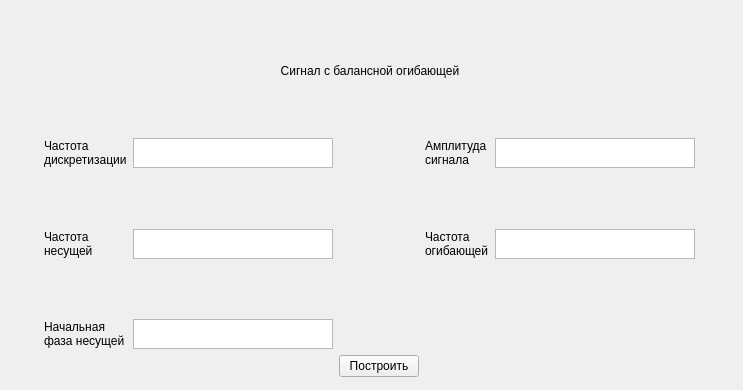
FroggyKwa/SignalAnalyzer, file ui/BalanceEnvelope.ui: the form before one commit.
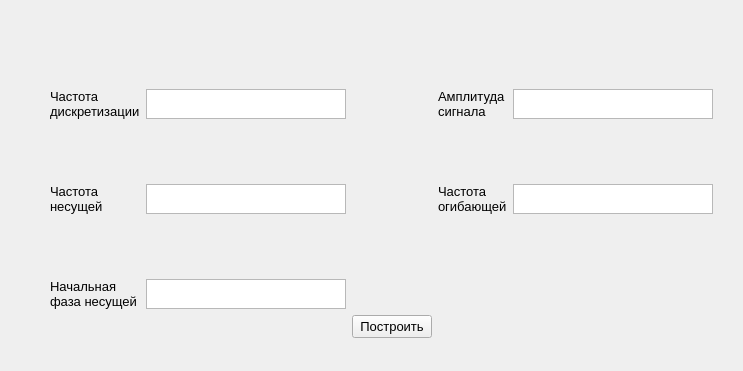
The form after the commit.

```diff
--- a/ui/BalanceEnvelope.ui
+++ b/ui/BalanceEnvelope.ui
@@ -7,9 +7,21 @@
     <x>0</x>
     <y>0</y>
     <width>743</width>
-    <height>390</height>
+    <height>371</height>
    </rect>
   </property>
+  <property name="minimumSize">
+   <size>
+    <width>743</width>
+    <height>371</height>
+   </size>
+  </property>
+  <property name="maximumSize">
+   <size>
+    <width>743</width>
+    <height>371</height>
+   </size>
+  </property>
   <property name="windowTitle">
    <string>Form</string>
   </property>
@@ -17,30 +29,55 @@
    <property name="geometry">
     <rect>
      <x>9</x>
-     <y>9</y>
-     <width>722</width>
+     <y>-30</y>
+     <width>744</width>
      <height>368</height>
     </rect>
    </property>
+   <property name="font">
+    <font>
+     <pointsize>10</pointsize>
+    </font>
+   </property>
    <layout class="QGridLayout" name="gridLayout">
-    <item row="4" column="4">
+    <item row="3" column="4">
      <widget class="QLabel" name="amplitude_edit">
+      <property name="font">
+       <font>
+        <pointsize>10</pointsize>
+       </font>
+      </property>
       <property name="text">
        <string>Амплитуда
 сигнала</string>
       </property>
      </widget>
     </item>
-    <item row="6" column="4">
-     <widget class="QLabel" name="frequency_envelope">
-      <property name="text">
-       <string>Частота
-огибающей</string>
+    <item row="5" column="6">
+     <spacer name="horizontalSpacer_3">
+      <property name="font">
+       <font>
+        <pointsize>10</pointsize>
+       </font>
       </property>
-     </widget>
+      <property name="orientation">
+       <enum>Qt::Horizontal</enum>
+      </property>
+      <property name="sizeHint" stdset="0">
+       <size>
+        <width>40</width>
+        <height>20</height>
+       </size>
+      </property>
+     </spacer>
     </item>
-    <item row="7" column="2">
+    <item row="6" column="2">
      <spacer name="verticalSpacer_2">
+      <property name="font">
+       <font>
+        <pointsize>10</pointsize>
+       </font>
+      </property>
       <property name="orientation">
        <enum>Qt::Vertical</enum>
       </property>
@@ -52,21 +89,13 @@
       </property>
      </spacer>
     </item>
-    <item row="6" column="0">
+    <item row="5" column="0">
      <spacer name="horizontalSpacer_2">
-      <property name="orientation">
-       <enum>Qt::Horizontal</enum>
+      <property name="font">
+       <font>
+        <pointsize>10</pointsize>
+       </font>
       </property>
-      <property name="sizeHint" stdset="0">
-       <size>
-        <width>40</width>
-        <height>20</height>
-       </size>
-      </property>
-     </spacer>
-    </item>
-    <item row="6" column="6">
-     <spacer name="horizontalSpacer_3">
       <property name="orientation">
        <enum>Qt::Horizontal</enum>
       </property>
@@ -78,63 +107,70 @@
       </property>
      </spacer>
     </item>
-    <item row="8" column="3">
-     <spacer name="horizontalSpacer">
-      <property name="orientation">
-       <enum>Qt::Horizontal</enum>
+    <item row="5" column="4">
+     <widget class="QLabel" name="frequency_envelope">
+      <property name="font">
+       <font>
+        <pointsize>10</pointsize>
+       </font>
       </property>
-      <property name="sizeHint" stdset="0">
-       <size>
-        <width>40</width>
-        <height>20</height>
-       </size>
+      <property name="text">
+       <string>Частота
+огибающей</string>
       </property>
-     </spacer>
+     </widget>
     </item>
-    <item row="6" column="1">
+    <item row="5" column="1">
      <widget class="QLabel" name="frequency">
+      <property name="font">
+       <font>
+        <pointsize>10</pointsize>
+       </font>
+      </property>
       <property name="text">
        <string>Частота
 несущей</string>
       </property>
      </widget>
     </item>
-    <item row="1" column="0" colspan="7">
-     <widget class="QLabel" name="label_5">
-      <property name="layoutDirection">
-       <enum>Qt::LeftToRight</enum>
-      </property>
-      <property name="text">
-       <string>Сигнал с балансной огибающей</string>
-      </property>
-      <property name="alignment">
-       <set>Qt::AlignCenter</set>
-      </property>
-     </widget>
-    </item>
-    <item row="4" column="1">
+    <item row="3" column="1">
      <widget class="QLabel" name="label1">
+      <property name="font">
+       <font>
+        <pointsize>10</pointsize>
+       </font>
+      </property>
       <property name="text">
        <string>Частота
 дискретизации</string>
       </property>
      </widget>
     </item>
-    <item row="0" column="2">
-     <spacer name="verticalSpacer_5">
+    <item row="7" column="3">
+     <spacer name="horizontalSpacer">
+      <property name="font">
+       <font>
+        <pointsize>10</pointsize>
+       </font>
+      </property>
       <property name="orientation">
-       <enum>Qt::Vertical</enum>
+       <enum>Qt::Horizontal</enum>
       </property>
       <property name="sizeHint" stdset="0">
        <size>
-        <width>20</width>
-        <height>40</height>
+        <width>40</width>
+        <height>20</height>
        </size>
       </property>
      </spacer>
     </item>
-    <item row="5" column="2">
+    <item row="4" column="2">
      <spacer name="verticalSpacer">
+      <property name="font">
+       <font>
+        <pointsize>10</pointsize>
+       </font>
+      </property>
       <property name="orientation">
        <enum>Qt::Vertical</enum>
       </property>
@@ -146,8 +182,13 @@
       </property>
      </spacer>
     </item>
-    <item row="2" column="2">
+    <item row="1" column="2">
      <spacer name="verticalSpacer_3">
+      <property name="font">
+       <font>
+        <pointsize>10</pointsize>
+       </font>
+      </property>
       <property name="orientation">
        <enum>Qt::Vertical</enum>
       </property>
@@ -159,54 +200,71 @@
       </property>
      </spacer>
     </item>
-    <item row="9" column="3">
-     <widget class="QPushButton" name="build_plot_button">
-      <property name="text">
-       <string>Построить</string>
+    <item row="0" column="2">
+     <spacer name="verticalSpacer_5">
+      <property name="font">
+       <font>
+        <pointsize>10</pointsize>
+       </font>
+      </property>
+      <property name="orientation">
+       <enum>Qt::Vertical</enum>
+      </property>
+      <property name="sizeHint" stdset="0">
+       <size>
+        <width>20</width>
+        <height>40</height>
+       </size>
+      </property>
+     </spacer>
+    </item>
+    <item row="3" column="2">
+     <widget class="QTextEdit" name="frequency_text_edit">
+      <property name="sizePolicy">
+       <sizepolicy hsizetype="Fixed" vsizetype="Fixed">
+        <horstretch>0</horstretch>
+        <verstretch>0</verstretch>
+       </sizepolicy>
+      </property>
+      <property name="maximumSize">
+       <size>
+        <width>200</width>
+        <height>30</height>
+       </size>
+      </property>
+      <property name="font">
+       <font>
+        <pointsize>10</pointsize>
+       </font>
       </property>
      </widget>
     </item>
-    <item row="8" column="1">
+    <item row="7" column="1">
      <widget class="QLabel" name="start_fase">
+      <property name="font">
+       <font>
+        <pointsize>10</pointsize>
+       </font>
+      </property>
       <property name="text">
        <string>Начальная
 фаза несущей</string>
       </property>
      </widget>
     </item>
-    <item row="4" column="2">
-     <widget class="QTextEdit" name="frequency_text_edit">
-      <property name="sizePolicy">
-       <sizepolicy hsizetype="Fixed" vsizetype="Fixed">
-        <horstretch>0</horstretch>
-        <verstretch>0</verstretch>
-       </sizepolicy>
+    <item row="8" column="3">
+     <widget class="QPushButton" name="build_plot_button">
+      <property name="font">
+       <font>
+        <pointsize>10</pointsize>
+       </font>
       </property>
-      <property name="maximumSize">
-       <size>
-        <width>200</width>
-        <height>30</height>
-       </size>
+      <property name="text">
+       <string>Построить</string>
       </property>
      </widget>
     </item>
-    <item row="6" column="2">
-     <widget class="QTextEdit" name="fn">
-      <property name="sizePolicy">
-       <sizepolicy hsizetype="Fixed" vsizetype="Fixed">
-        <horstretch>0</horstretch>
-        <verstretch>0</verstretch>
-       </sizepolicy>
-      </property>
-      <property name="maximumSize">
-       <size>
-        <width>200</width>
-        <height>30</height>
-       </size>
-      </property>
-     </widget>
-    </item>
-    <item row="4" column="5">
+    <item row="3" column="5">
      <widget class="QTextEdit" name="a">
       <property name="sizePolicy">
        <sizepolicy hsizetype="Fixed" vsizetype="Fixed">
@@ -220,9 +278,14 @@
         <height>30</height>
        </size>
       </property>
+      <property name="font">
+       <font>
+        <pointsize>10</pointsize>
+       </font>
+      </property>
      </widget>
     </item>
-    <item row="6" column="5">
+    <item row="5" column="5">
      <widget class="QTextEdit" name="fo">
       <property name="sizePolicy">
        <sizepolicy hsizetype="Fixed" vsizetype="Fixed">
@@ -236,9 +299,35 @@
         <height>30</height>
        </size>
       </property>
+      <property name="font">
+       <font>
+        <pointsize>10</pointsize>
+       </font>
+      </property>
      </widget>
     </item>
-    <item row="8" column="2">
+    <item row="5" column="2">
+     <widget class="QTextEdit" name="fn">
+      <property name="sizePolicy">
+       <sizepolicy hsizetype="Fixed" vsizetype="Fixed">
+        <horstretch>0</horstretch>
+        <verstretch>0</verstretch>
+       </sizepolicy>
+      </property>
+      <property name="maximumSize">
+       <size>
+        <width>200</width>
+        <height>30</height>
+       </size>
+      </property>
+      <property name="font">
+       <font>
+        <pointsize>10</pointsize>
+       </font>
+      </property>
+     </widget>
+    </item>
+    <item row="7" column="2">
      <widget class="QTextEdit" name="fi">
       <property name="sizePolicy">
        <sizepolicy hsizetype="Fixed" vsizetype="Fixed">
@@ -252,6 +341,11 @@
         <height>30</height>
        </size>
       </property>
+      <property name="font">
+       <font>
+        <pointsize>10</pointsize>
+       </font>
+      </property>
      </widget>
     </item>
    </layout>
```
